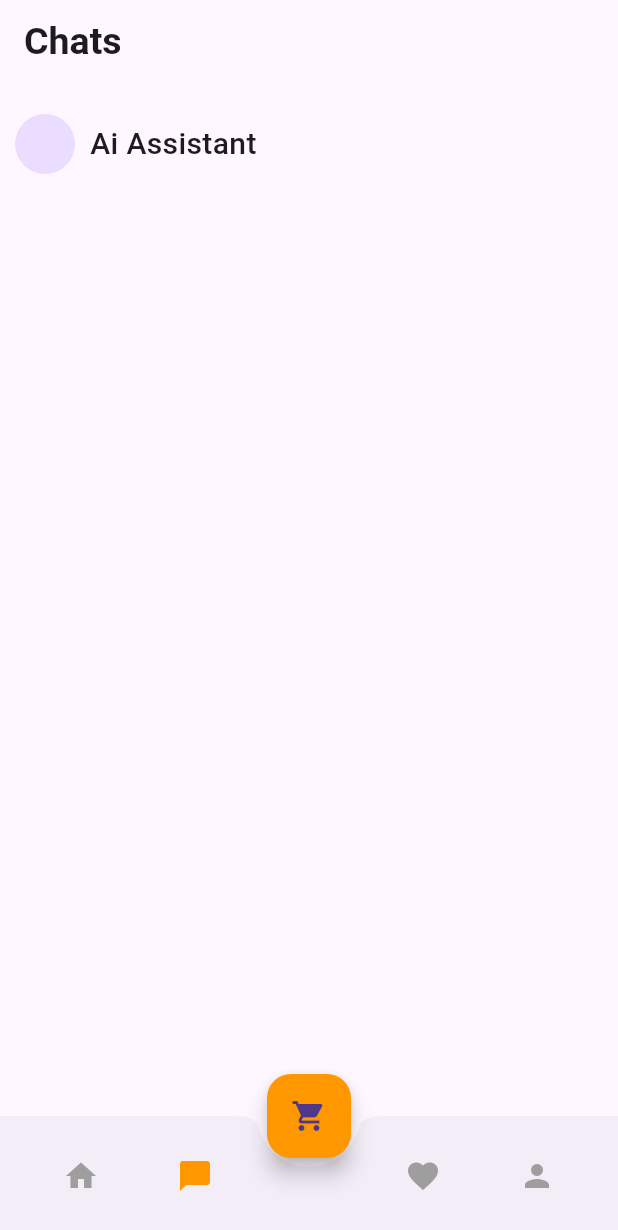
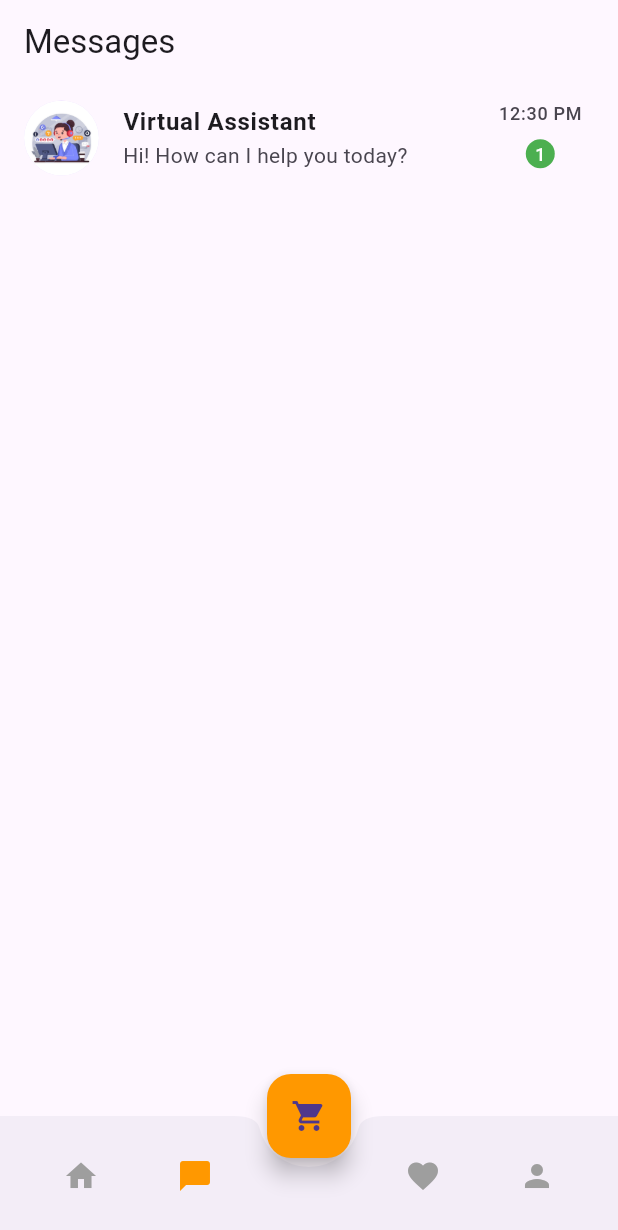
Before and after one commit to arian-ahamed-emon/electro_cart, a Flutter app: the screen it shows after launch, item 2 of the bottom bar chosen, on a phone screen of 412 x 824 dp. Shown: the top 1230 px of the screen. Run offline on Flutter 3.47's test engine with Material 3 defaults, Android fonts, the phone set to English and light mode, and no system bars; our stand-ins replace carousel_slider, flutter_screenutil, font_awesome_flutter, loading_indicator, pin_code_fields.

Commit message:
update: implement chat UI and navigation

```diff
--- a/lib/views/home_screen/main_bottom_navigation_bar_screen.dart
+++ b/lib/views/home_screen/main_bottom_navigation_bar_screen.dart
@@ -18,7 +18,7 @@ class _MainBottomNavigationBarScreenState
   int _selectedIndex = 0;
   final List<Widget> _screens = [
     MainHomeScreen(),
-    MainChatScreen(),
+    ChatListScreen(),
     MainWishListScreen(),
     ProfileScreen(),
   ];
--- a/lib/views/home_screen/main_chat_screen.dart
+++ b/lib/views/home_screen/main_chat_screen.dart
@@ -1,36 +1,59 @@
+import 'package:electro_cart/views/home_screen/virtual_assistant_screen.dart';
 import 'package:flutter/material.dart';
 
-class MainChatScreen extends StatefulWidget {
-  const MainChatScreen({super.key});
 
-  @override
-  State<MainChatScreen> createState() => _MainChatScreenState();
-}
+class ChatListScreen extends StatelessWidget {
+  const ChatListScreen({super.key});
 
-class _MainChatScreenState extends State<MainChatScreen> {
   @override
   Widget build(BuildContext context) {
     return Scaffold(
       appBar: AppBar(
-        title: Text(
-          'Chats',
-          style: TextStyle(fontSize: 25, fontWeight: FontWeight.bold),
-        ),
+        title: const Text('Messages'),
       ),
-      body: Column(
+      body: ListView(
         children: [
-          SizedBox(
-            height: 20,
+          ListTile(
+            leading: CircleAvatar(
+              backgroundImage: AssetImage('assets/images/virtual assistant.png'),
+              radius: 25,
+            ),
+            title: const Text(
+              'Virtual Assistant',
+              style: TextStyle(fontWeight: FontWeight.bold),
+            ),
+            subtitle: const Text('Hi! How can I help you today?'),
+            trailing: Column(
+              mainAxisAlignment: MainAxisAlignment.center,
+              children: [
+                const Text(
+                  '12:30 PM',
+                  style: TextStyle(fontSize: 12),
+                ),
+                const SizedBox(height: 4),
+                Container(
+                  padding: const EdgeInsets.all(6),
+                  decoration: const BoxDecoration(
+                    color: Colors.green,
+                    shape: BoxShape.circle,
+                  ),
+                  child: const Text(
+                    '1',
+                    style: TextStyle(
+                      color: Colors.white,
+                      fontSize: 12,
+                    ),
+                  ),
+                ),
+              ],
+            ),
+            onTap: () {
+              Navigator.push(
+                context,
+                MaterialPageRoute(builder: (_) => const VirtualAssistantScreen()),
+              );
+            },
           ),
-          Row(
-            children: [
-              SizedBox(width: 10),
-            CircleAvatar(),
-              SizedBox(width: 10),
-              Text('Ai Assistant',style: TextStyle(fontSize: 20,fontWeight: FontWeight.w500),),
-
-            ],
-          )
         ],
       ),
     );
```
Also changed, not shown: lib/views/home_screen/virtual_assistant_screen.dart (added, +79 -0 lines), assets/images/virtual assistant.png (added).
